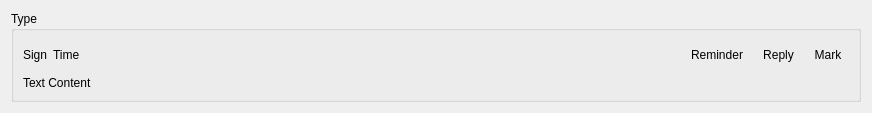
Qt form tafor/components/ui/main_recent.ui (up1and/tafor) before a commit.
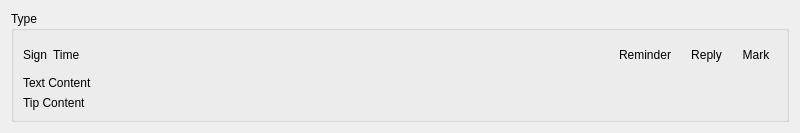
The same form after that commit.

```diff
--- a/tafor/components/ui/main_recent.ui
+++ b/tafor/components/ui/main_recent.ui
@@ -6,8 +6,8 @@
    <rect>
     <x>0</x>
     <y>0</y>
-    <width>872</width>
-    <height>98</height>
+    <width>800</width>
+    <height>116</height>
    </rect>
   </property>
   <property name="sizePolicy">
@@ -138,6 +138,13 @@
         </property>
        </widget>
       </item>
+      <item>
+       <widget class="QLabel" name="tip">
+        <property name="text">
+         <string notr="true">Tip Content</string>
+        </property>
+       </widget>
+      </item>
      </layout>
     </widget>
    </item>
```
Left out of the diff: 2 changed lines with no effect on the pictures.
